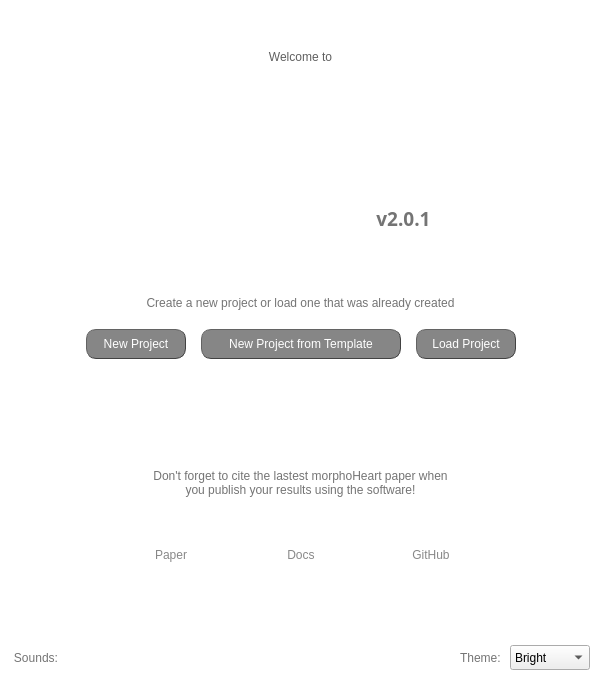
The window that gui/welcome_screen.ui (jsanchez679/morphoHeart_rev) describes before a commit, drawn with Qt 5.
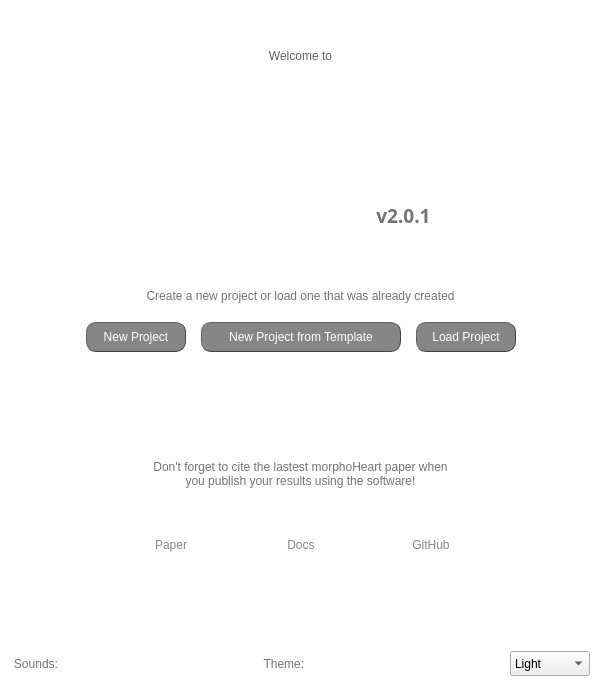
The same window after the commit.

The edit to the form file:
```diff
--- a/gui/welcome_screen.ui
+++ b/gui/welcome_screen.ui
@@ -7,7 +7,7 @@
     <x>0</x>
     <y>0</y>
     <width>601</width>
-    <height>681</height>
+    <height>687</height>
    </rect>
   </property>
   <property name="windowTitle">
@@ -517,6 +517,19 @@
      </property>
     </widget>
    </item>
+   <item>
+    <spacer name="horizontalSpacer">
+     <property name="orientation">
+      <enum>Qt::Horizontal</enum>
+     </property>
+     <property name="sizeHint" stdset="0">
+      <size>
+       <width>40</width>
+       <height>20</height>
+      </size>
+     </property>
+    </spacer>
+   </item>
    <item>
     <layout class="QHBoxLayout" name="horizontalLayout_3">
      <item>
@@ -557,19 +570,6 @@
        </item>
       </layout>
      </item>
-     <item>
-      <spacer name="horizontalSpacer">
-       <property name="orientation">
-        <enum>Qt::Horizontal</enum>
-       </property>
-       <property name="sizeHint" stdset="0">
-        <size>
-         <width>40</width>
-         <height>20</height>
-        </size>
-       </property>
-      </spacer>
-     </item>
      <item>
       <widget class="QLabel" name="label_instructions_4">
        <property name="layoutDirection">
@@ -621,7 +621,7 @@
        </property>
        <item>
         <property name="text">
-         <string>Bright</string>
+         <string>Light</string>
         </property>
        </item>
        <item>
```
